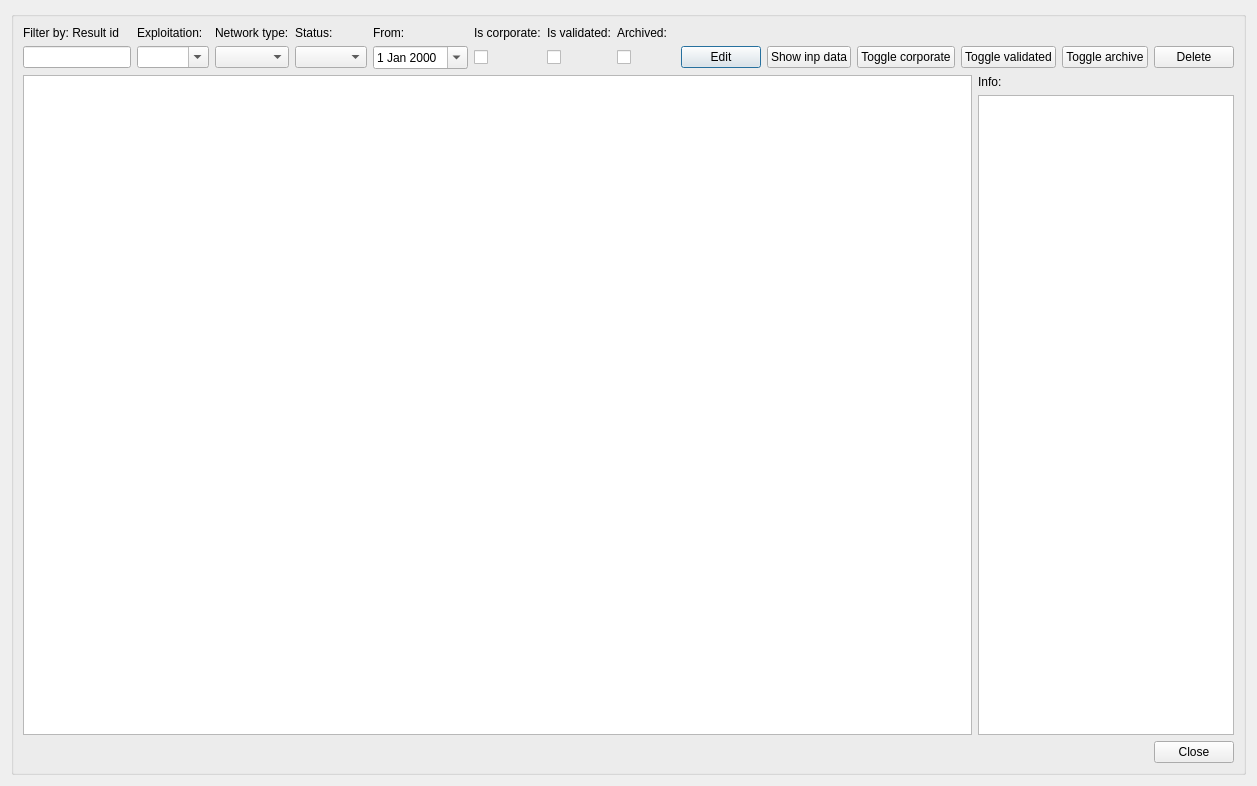
giswater/plugin, file core/ui/toolbars/epa/go2epa_manager.ui: the form before one commit.
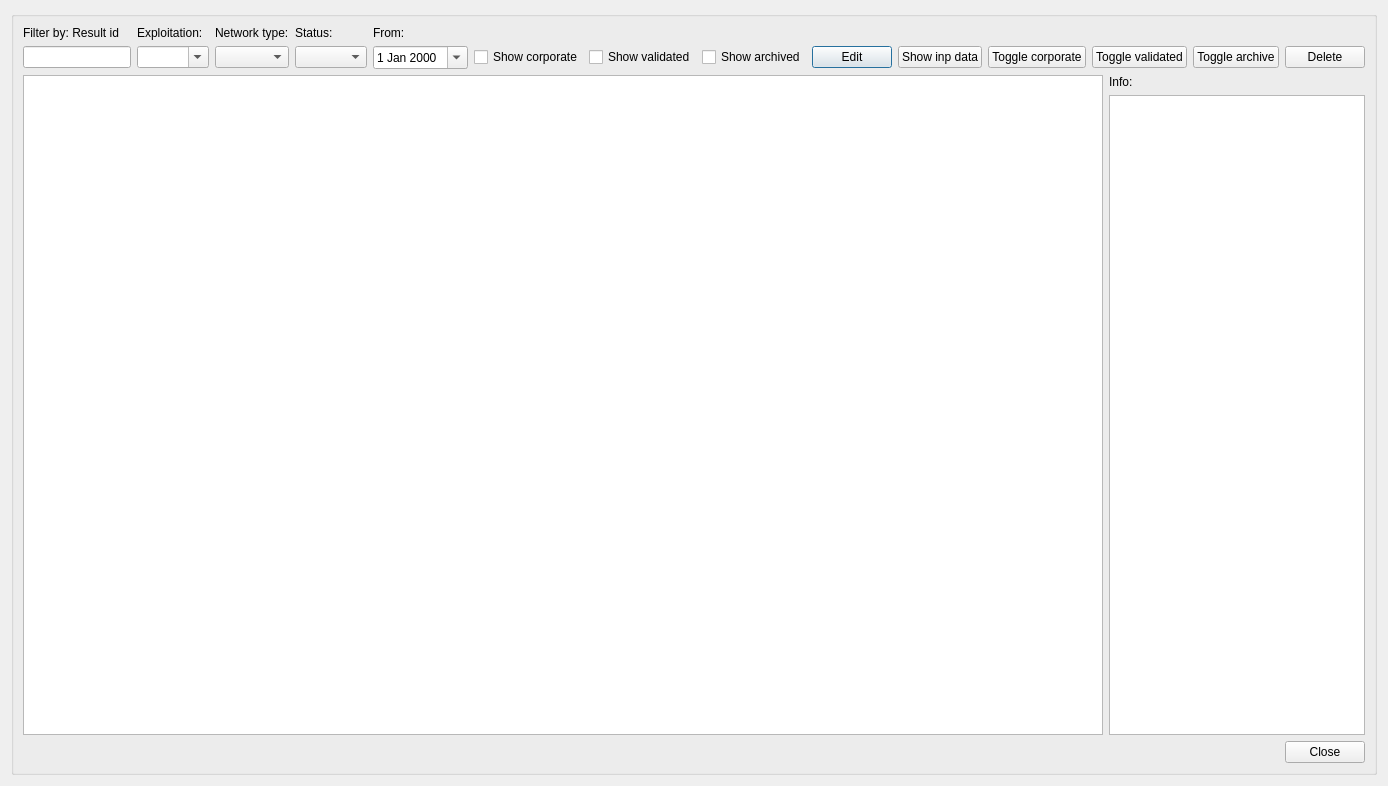
The form after the commit.

Commit message: feat(go2epa_manager): update widget names

Patch:
```diff
--- a/core/ui/toolbars/epa/go2epa_manager.ui
+++ b/core/ui/toolbars/epa/go2epa_manager.ui
@@ -6,7 +6,7 @@
    <rect>
     <x>0</x>
     <y>0</y>
-    <width>1257</width>
+    <width>1383</width>
     <height>786</height>
    </rect>
   </property>
@@ -95,7 +95,7 @@
           <item row="1" column="7">
            <widget class="QCheckBox" name="chk_archived">
             <property name="text">
-             <string/>
+             <string>Show archived</string>
             </property>
            </widget>
           </item>
@@ -169,13 +169,6 @@
             </property>
            </widget>
           </item>
-          <item row="0" column="6">
-           <widget class="QLabel" name="lbl_validated">
-            <property name="text">
-             <string>Is validated:</string>
-            </property>
-           </widget>
-          </item>
           <item row="0" column="1">
            <widget class="QLabel" name="lbl_expl">
             <property name="text">
@@ -183,13 +176,6 @@
             </property>
            </widget>
           </item>
-          <item row="0" column="5">
-           <widget class="QLabel" name="lbl_corporate">
-            <property name="text">
-             <string>Is corporate:</string>
-            </property>
-           </widget>
-          </item>
           <item row="1" column="10">
            <widget class="QPushButton" name="btn_show_inp_data">
             <property name="text">
@@ -220,14 +206,14 @@
           <item row="1" column="6">
            <widget class="QCheckBox" name="chk_validated">
             <property name="text">
-             <string/>
+             <string>Show validated</string>
             </property>
            </widget>
           </item>
           <item row="1" column="5">
            <widget class="QCheckBox" name="chk_corporate">
             <property name="text">
-             <string/>
+             <string>Show corporate</string>
             </property>
            </widget>
           </item>
@@ -245,13 +231,6 @@
             </property>
            </widget>
           </item>
-          <item row="0" column="7">
-           <widget class="QLabel" name="lbl_archived">
-            <property name="text">
-             <string>Archived:</string>
-            </property>
-           </widget>
-          </item>
          </layout>
         </item>
        </layout>
```
Left out of the diff: 16 changed lines with no effect on the pictures.
